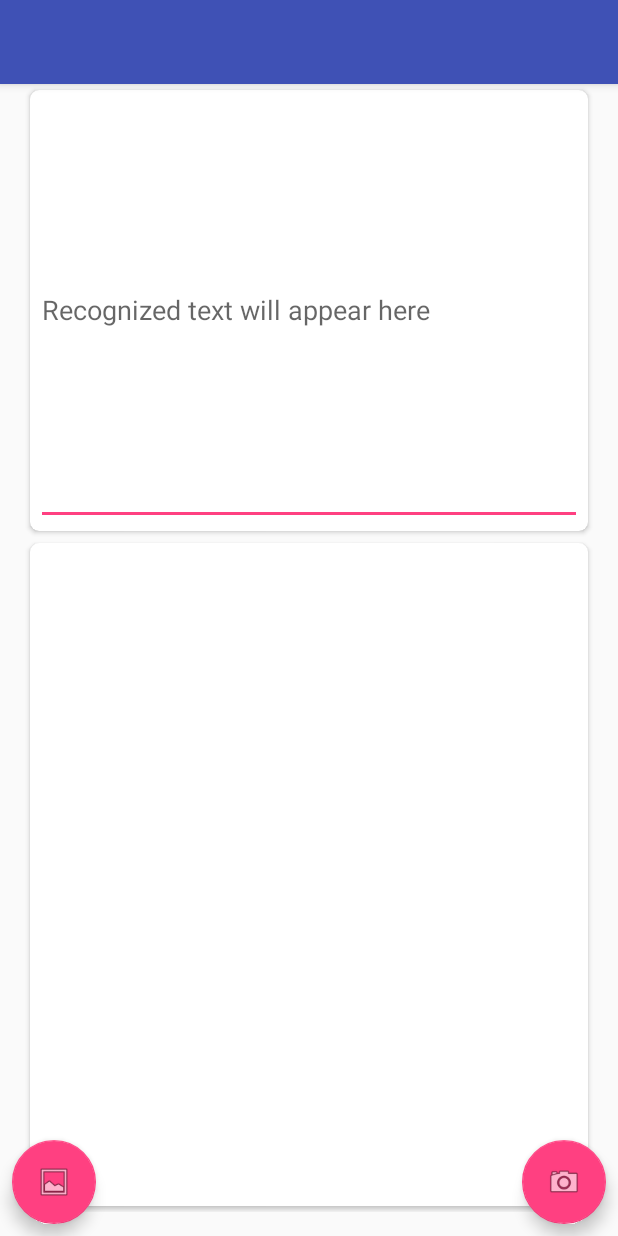
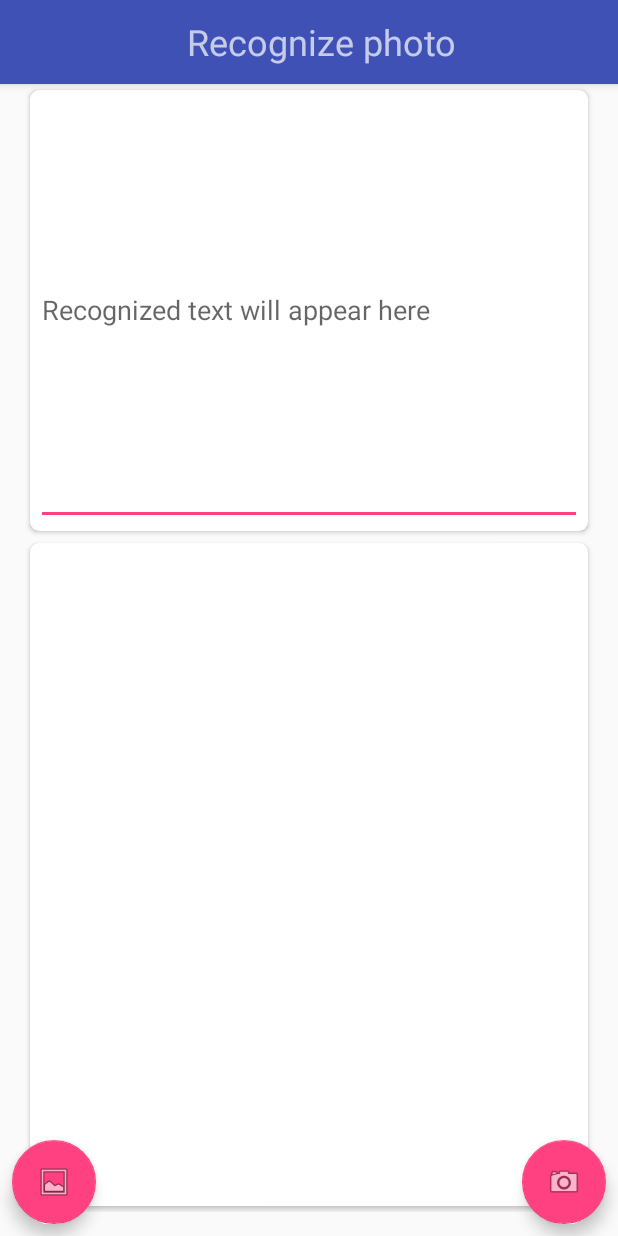
Before and after one commit to Anet93/tesseract-photo-recognition, an Android app: the screen it shows after launch (StartActivity), on a phone screen of 412 x 824 dp. Run offline under Robolectric (Android 15) with nearby library versions, the phone set to English and light mode, and no system bars; our stand-ins replace ButterKnife; libraries missing offline, so code that uses them is left out: com.googlecode.tesseract; 3 statements that could not run were skipped.

Commit message:
Add title and change application name.

```diff
--- a/app/src/main/res/layout/activity_start.xml
+++ b/app/src/main/res/layout/activity_start.xml
@@ -17,7 +17,18 @@
             android:layout_width="match_parent"
             android:layout_height="?attr/actionBarSize"
             android:background="?attr/colorPrimary"
-            app:popupTheme="@style/AppTheme.PopupOverlay" />
+            app:popupTheme="@style/AppTheme.PopupOverlay"
+            android:contentDescription="App" >
+
+            <TextView
+                android:layout_width="match_parent"
+                android:layout_height="match_parent"
+                android:text="@string/mainActivityTitle"
+                android:textAlignment="center"
+                android:gravity="center"
+                android:textSize="24sp"/>
+
+            </android.support.v7.widget.Toolbar>
 
     </android.support.design.widget.AppBarLayout>
 
--- a/app/src/main/res/values/strings.xml
+++ b/app/src/main/res/values/strings.xml
@@ -1,5 +1,5 @@
 <resources>
-    <string name="app_name">Tessaract Test App</string>
+    <string name="app_name">Photo recognizer</string>
     <string name="action_settings">Settings</string>
     <string name="recognizeButtonText">Recognize</string>
     <string name="recognizeFromFileButtonText">From file</string>
@@ -7,6 +7,5 @@
     <string name="cropButtonText"><b>Crop</b></string>
     <string name="canNotOpenImageMessage">Can`t open selected image</string>
     <string name="canNotOpenCameraMessage">Can`t open camera</string>
-
-
+    <string name="mainActivityTitle">Recognize photo</string>
 </resources>
```
